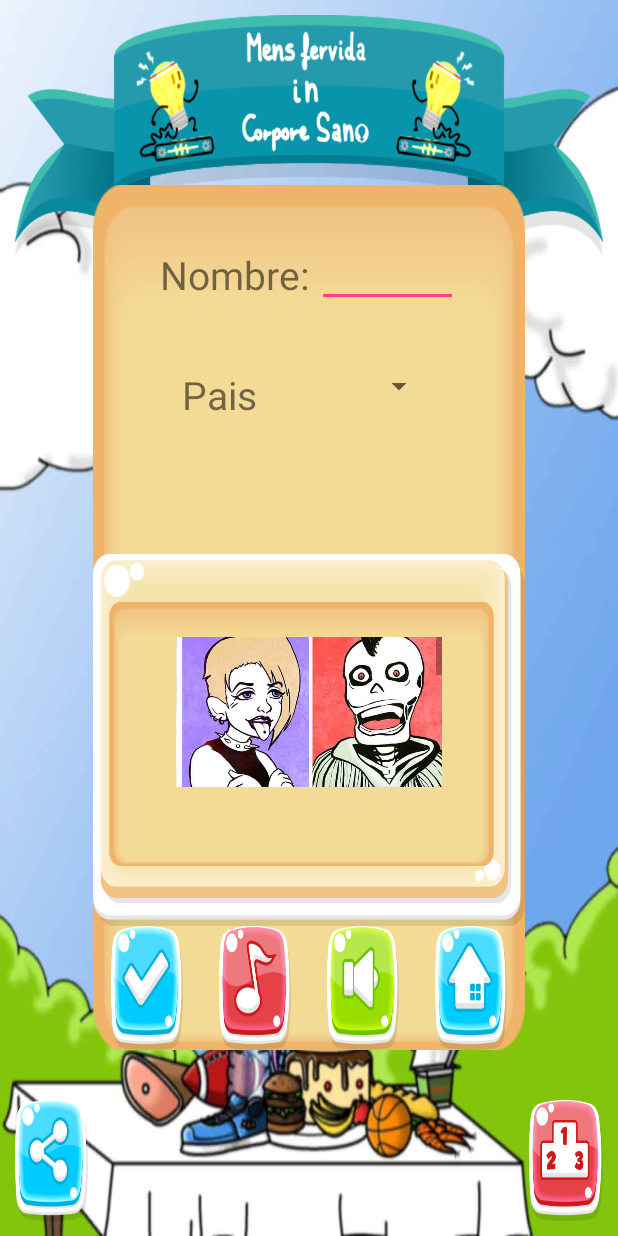
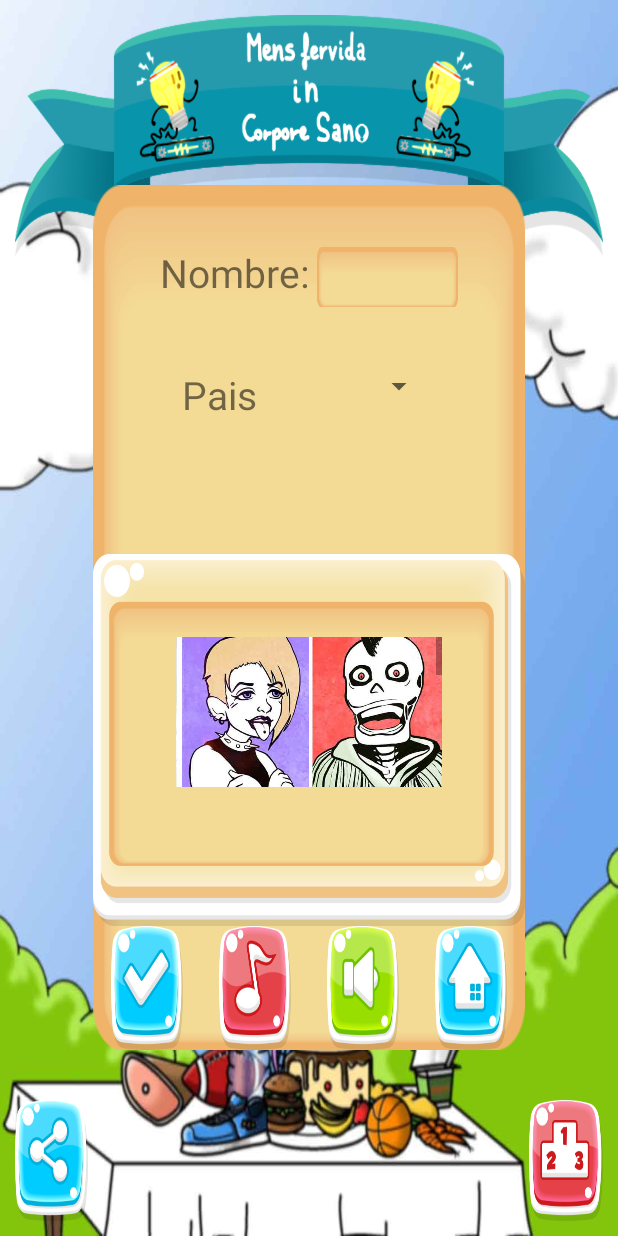
Before and after one commit to AlbertoC92/Mens-Fervida-Project, an Android app: the screen it shows after launch (MenuPrincipal), after a tap on "SETTINGS", on a phone screen of 412 x 824 dp. Run offline under Robolectric (Android 15) with nearby library versions, the phone set to English and light mode, and no system bars.

Commit message:
Depurando menu opciones

```diff
--- a/app/src/main/res/layout/layout_dialog_inicio.xml
+++ b/app/src/main/res/layout/layout_dialog_inicio.xml
@@ -40,7 +40,9 @@
             android:id="@+id/campoNombre"
             android:layout_weight="1"
             tools:textAppearance="@style/TextAppearance.AppCompat"
-            android:theme="@style/AppTheme" />
+            android:theme="@style/AppTheme"
+            android:background="@drawable/campo_texto"
+            android:padding="5dp" />
     </LinearLayout>
 
     <Space
--- a/app/src/main/res/values/styles.xml
+++ b/app/src/main/res/values/styles.xml
@@ -6,6 +6,10 @@
         <item name="colorPrimary">@color/colorPrimary</item>
         <item name="colorPrimaryDark">@color/colorPrimaryDark</item>
         <item name="colorAccent">@color/colorAccent</item>
+        <item name="editTextBackground">@drawable/campo_texto</item>
+    </style>
+
+    <style name="Tema" parent="Theme.AppCompat">
         <item name="editTextBackground">@drawable/campo_texto</item>
     </style>
 
```
Also changed, not shown: app/src/main/java/com/example/alber/mens_fervida_videogame/dialogoOpciones.java (+0 -7 lines).
